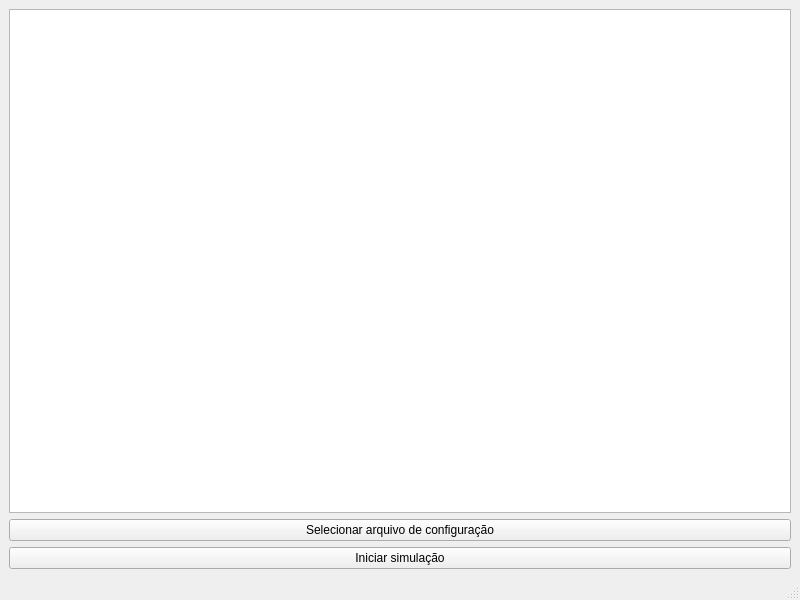
Before: the Qt Designer form mainwindow.ui in ThiagoDSMarcelino/sim-os, drawn with Qt 5.
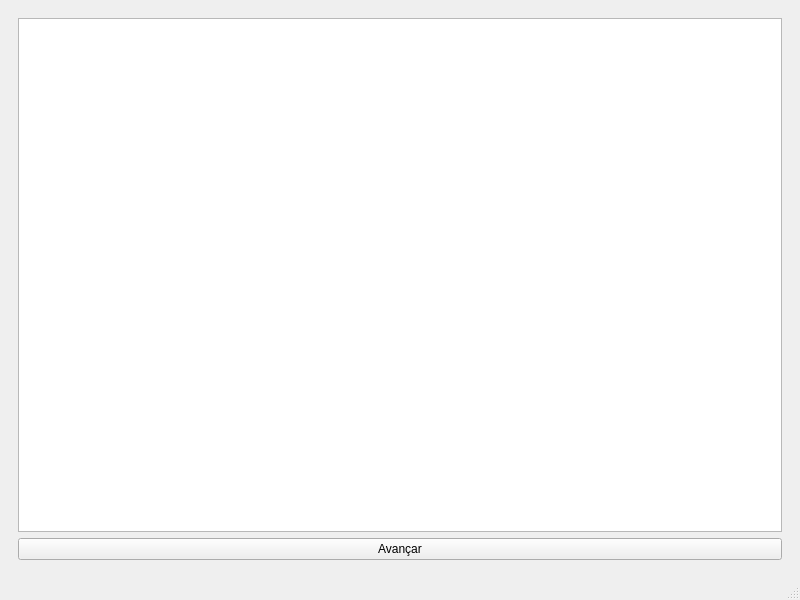
After: the same form once the commit is applied. The open tabs and pages were chosen to show the change.

Commit message: feat: add gantt chart in the simulation page

The edit to the form file:
```diff
--- a/mainwindow.ui
+++ b/mainwindow.ui
@@ -16,6 +16,10 @@
   <widget class="QWidget" name="centralwidget">
    <layout class="QVBoxLayout" name="verticalLayout">
     <item>
+     <widget class="QStackedWidget" name="stackedWidget">
+      <widget class="QWidget" name="configPage">
+       <layout class="QVBoxLayout" name="verticalLayout_3">
+        <item>
      <widget class="QListWidget" name="messagesList"/>
     </item>
     <item>
@@ -30,6 +34,24 @@
       <property name="text">
        <string>Iniciar simulação</string>
       </property>
+         </widget>
+        </item>
+       </layout>
+      </widget>
+      <widget class="QWidget" name="simulationPage">
+       <layout class="QVBoxLayout" name="verticalLayout_2">
+        <item>
+         <widget class="QGraphicsView" name="graphicsView"/>
+        </item>
+        <item>
+         <widget class="QPushButton" name="nextQuantumButton">
+          <property name="text">
+           <string>Avançar</string>
+          </property>
+         </widget>
+        </item>
+       </layout>
+      </widget>
      </widget>
     </item>
    </layout>
```
Lines whose indentation alone changed are shown as unchanged. The commit also changes 4 other files.
